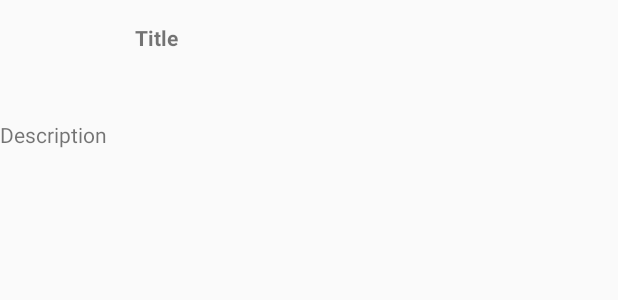
After one commit to ritdamb/gad, an Android app: the layout list_item_news.xml on its own in the app's theme, with its tools: preview values and no code run, on a phone screen of 412 x 824 dp. The commit adds this screen. Shown: the top 300 px of the screen. Run offline under Robolectric (Android 15) with nearby library versions, the phone set to English and light mode, and no system bars.

Commit message:
Inserita nuova sezione news da TV.com

```diff
--- a/app/src/main/java/it/unisa/gad/seriestracker/Constant/URLConstant.java
+++ b/app/src/main/java/it/unisa/gad/seriestracker/Constant/URLConstant.java
@@ -6,7 +6,10 @@ package it.unisa.gad.seriestracker.Constant;
 public class URLConstant {
     public static final String TV_COM_GET_NEWS_URL = "http://www.tv.com/shows/";
     public static final String TV_COM_GET_LINK_SHOW_URL = "http://www.tv.com/shows/";
+    public static final String TV_COM_NEWS_SECTION_URL="http://www.tv.com/news/topic/all-stories/";
+
     public static final String SPOILERTV_COM_FEED_RSS="http://www.spoilertv.com/feeds/posts/default?alt=rss";
+
     public static final String TV_GUIDE_TRENDING_TONIGHT ="http://www.tvguide.com/trending-tonight/";
 
     public static final String TV_SUBTITLES_RSS_XML_FRANCE="http://www.tvsubtitles.net/rssfr.xml";
--- a/app/src/main/java/it/unisa/gad/seriestracker/Constant/XPathConstant.java
+++ b/app/src/main/java/it/unisa/gad/seriestracker/Constant/XPathConstant.java
@@ -4,9 +4,11 @@ package it.unisa.gad.seriestracker.Constant;
  * Created by ludimar on 09/11/15.
  */
 public class XPathConstant {
-    public static final String TV_COM_GET_NEWS = "//ul[@class='m hub_list']";
+   // public static final String TV_COM_GET_NEWS = "//ul[@class='m hub_list']";
     public static final String TV_COM_GET_LINK_SHOW = "//li[@class='show']/div/h4/a/@href";
-//    public static final String TV_GUIDE_TRENDING_TONIGHT ="//*[@id='content']/div[1]/div[1]/ul/li";
+//  public static final String TV_GUIDE_TRENDING_TONIGHT ="//*[@id='content']/div[1]/div[1]/ul/li";
     public static final String TV_GUIDE_TRENDING_TONIGHT = "//li[@class='listings-program']";
 
+    public static final String TV_COM_NEWS_GET_NEWS="//div[@class=\"m news_list _standard_module _clear_fix\"]/ul[@class =\"stories\"]";
+
 }
--- a/app/src/main/java/it/unisa/gad/seriestracker/MainActivity.java
+++ b/app/src/main/java/it/unisa/gad/seriestracker/MainActivity.java
@@ -92,7 +92,7 @@ public class MainActivity extends AppCompatActivity
     public boolean onNavigationItemSelected(MenuItem item) {
         // Handle navigation view item clicks here.
         FragmentTransaction transaction = getSupportFragmentManager().beginTransaction();
-        Fragment newFragment = new FragNews();
+        Fragment newFragment = new FragmentNews();
         int id = item.getItemId();
 
 //        fragmentManager.beginTransaction().replace(R.id.container, FragTest.newInstance(id + 1)).commit();
@@ -105,7 +105,7 @@ public class MainActivity extends AppCompatActivity
         } else if (id == R.id.nav_lastSubs) {
             newFragment = new FragSubtitles();
         } else if (id == R.id.nav_news) {
-            newFragment = new FragNews();
+            newFragment = new FragmentNews();
         } else if (id == R.id.nav_search) {
             newFragment = new FragSearch();
 
--- a/app/src/main/java/it/unisa/gad/seriestracker/util/NewsArrayAdapter.java
+++ b/app/src/main/java/it/unisa/gad/seriestracker/util/NewsArrayAdapter.java
@@ -33,15 +33,18 @@ public class NewsArrayAdapter extends ArrayAdapter<RSSItem> {
         final RSSItem item = getItem(position);
         // Check if an existing view is being reused, otherwise inflate the view
         if (convertView == null) {
-            convertView = LayoutInflater.from(getContext()).inflate(R.layout.list_item, parent, false);
+            convertView = LayoutInflater.from(getContext()).inflate(R.layout.list_item_news, parent, false);
         }
         AQuery aq = new AQuery(convertView);
 
         // Lookup view for data population
         TextView textview = (TextView) convertView.findViewById(R.id.textViewTitle);
+        TextView textviewDescription = (TextView) convertView.findViewById(R.id.textViewDescription);
+
         // Populate the data into the template view using the data object
 
         textview.setText(item.getTitle());
+        textviewDescription.setText(item.getDescription());
 
         //we are loading a huge image from the network, but we only need the image to be bigger than 200 pixels wide
         //passing in the target width of 200 will down sample the image to conserve memory
--- a/app/src/main/res/layout/fragment_news.xml
+++ b/app/src/main/res/layout/fragment_news.xml
@@ -1,6 +1,6 @@
 <FrameLayout xmlns:android="http://schemas.android.com/apk/res/android"
     xmlns:tools="http://schemas.android.com/tools" android:layout_width="match_parent"
-    android:layout_height="match_parent" tools:context="it.unisa.gad.seriestracker.FragNews">
+    android:layout_height="match_parent" tools:context="it.unisa.gad.seriestracker.FragmentNews">
 
     <!-- TODO: Update blank fragment layout -->
 
--- a/app/src/main/res/layout/fragment_subtitles.xml
+++ b/app/src/main/res/layout/fragment_subtitles.xml
@@ -1,9 +1,8 @@
 <FrameLayout xmlns:android="http://schemas.android.com/apk/res/android"
     xmlns:tools="http://schemas.android.com/tools" android:layout_width="match_parent"
-    android:layout_height="match_parent" tools:context="it.unisa.gad.seriestracker.FragNews">
+    android:layout_height="match_parent" tools:context="it.unisa.gad.seriestracker.FragmentNews">
 
     <!-- TODO: Update blank fragment layout -->
-
 
 
         <ListView xmlns:android="http://schemas.android.com/apk/res/android"
--- /dev/null
+++ b/app/src/main/res/layout/list_item_news.xml
@@ -0,0 +1,45 @@
+<?xml version="1.0" encoding="utf-8"?>
+    <LinearLayout xmlns:android="http://schemas.android.com/apk/res/android"
+        android:orientation="vertical"
+        android:layout_width="wrap_content"
+        android:layout_height="wrap_content"
+        android:weightSum="1">
+
+        <LinearLayout
+            android:orientation="horizontal"
+            android:layout_width="wrap_content"
+            android:layout_height="wrap_content"
+            android:weightSum="1">
+
+            <ImageView
+                android:id="@+id/imageNews"
+                android:layout_gravity="left"
+                android:layout_width="80dp"
+                android:layout_height="80dp"
+               />
+
+            <RelativeLayout
+                android:layout_width="wrap_content"
+                android:layout_height="wrap_content">
+
+                <TextView
+                    android:layout_width="wrap_content"
+                    android:layout_height="wrap_content"
+                    android:text="Title"
+                    android:textStyle="bold"
+                    android:id="@+id/textViewTitle"
+                    android:layout_marginLeft="10dp"
+                    android:layout_marginTop="15dp"/>
+
+
+            </RelativeLayout>
+
+        </LinearLayout>
+
+    <TextView
+        android:layout_width="wrap_content"
+        android:layout_height="wrap_content"
+        android:text="Description"
+        android:id="@+id/textViewDescription"
+        />
+</LinearLayout>
```
Also changed, not shown: app/src/main/java/it/unisa/gad/seriestracker/FragNews.java (deleted, +0 -208 lines), app/src/main/java/it/unisa/gad/seriestracker/FragmentNews.java (added, +227 -0 lines), app/src/main/java/it/unisa/gad/seriestracker/util/RSSItem.java (+13 -0 lines), app/src/main/res/values-large/refs.xml (added, +11 -0 lines), app/src/main/res/values-sw600dp/refs.xml (added, +11 -0 lines), app/src/main/res/values/refs.xml (added, +11 -0 lines).
